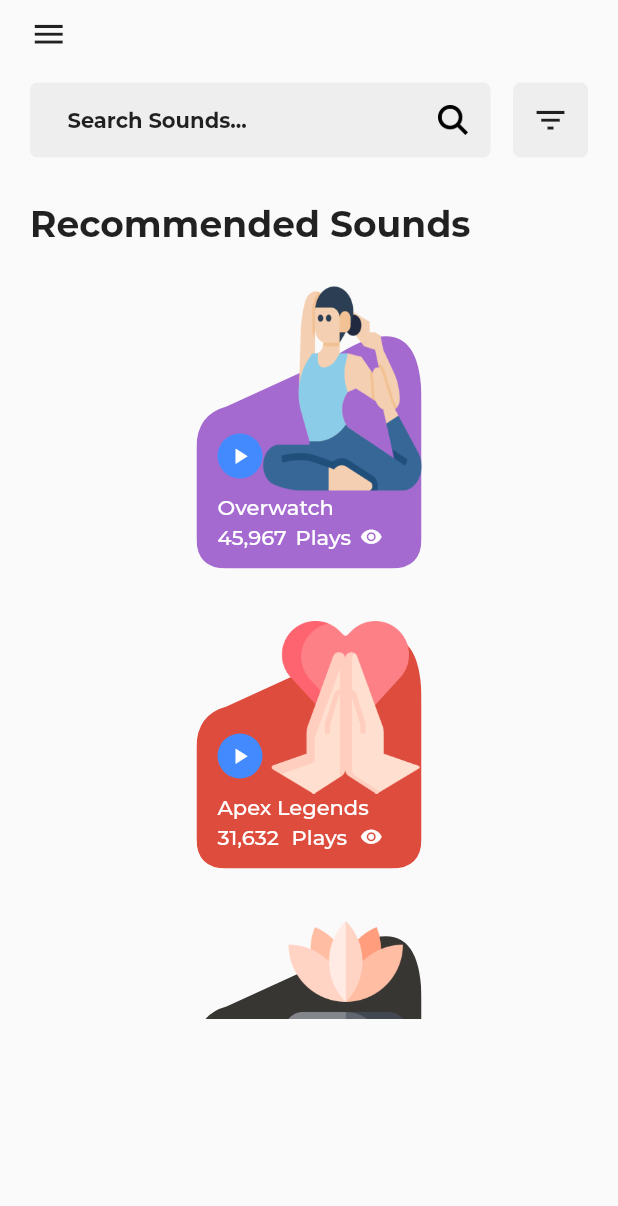
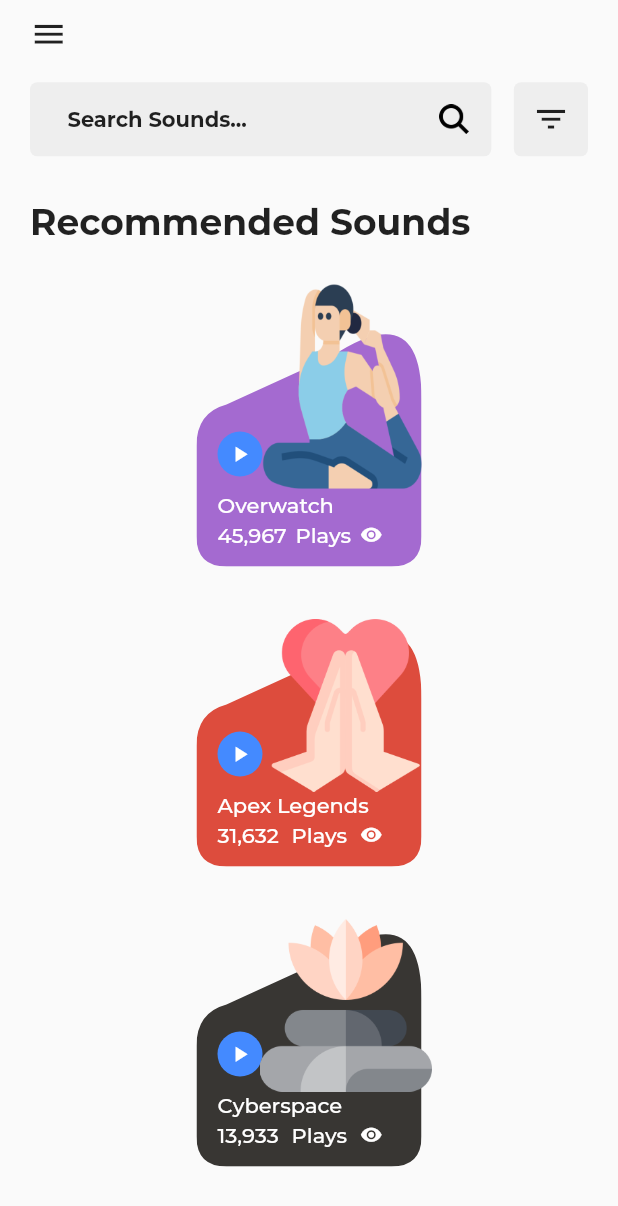
Before and after one commit to Hannibal404/Meditation, a Flutter app: the HomeScreen screen opened by its route, on a phone screen of 412 x 824 dp. Shown: the top 1206 px of the screen. Run offline on Flutter 3.47's test engine with Material 2 defaults, Android fonts, the phone set to English and light mode, and no system bars; our stand-ins replace flutter_svg; missing offline and left inert: dart:ffi; project files that could hold a hidden picture were left out.

Commit message:
Made the screen responsive

```diff
--- a/lib/screens/home.dart
+++ b/lib/screens/home.dart
@@ -1,3 +1,5 @@
+import 'dart:ffi';
+
 import 'package:flutter/material.dart';
 import 'package:flutter/painting.dart';
 import 'package:meditation/components/game.dart';
@@ -11,6 +13,7 @@ class HomeScreen extends StatefulWidget {
 class _HomeScreenState extends State<HomeScreen> {
   @override
   Widget build(BuildContext context) {
+    double height = MediaQuery.of(context).size.height;
     return Scaffold(
       body: ListView(
         children: <Widget>[
@@ -29,14 +32,14 @@ class _HomeScreenState extends State<HomeScreen> {
                   ],
                 ),
                 SizedBox(
-                  height: 20,
+                  height: height * 0.024,
                 ),
                 Row(
                   children: <Widget>[
                     Expanded(
                       child: Container(
                         padding: EdgeInsets.only(left: 25.0, right: 15.0),
-                        height: 50,
+                        height: height * 0.06,
                         width: double.infinity,
                         decoration: BoxDecoration(
                           borderRadius: BorderRadius.circular(5),
@@ -52,8 +55,8 @@ class _HomeScreenState extends State<HomeScreen> {
                               ),
                             ),
                             Image(
-                              height: 20,
-                              width: 20,
+                              height: height * 0.024,
+                              width: height * 0.024,
                               image: AssetImage('images/magnifying-glass.png'),
                             )
                           ],
@@ -64,8 +67,8 @@ class _HomeScreenState extends State<HomeScreen> {
                       width: 15,
                     ),
                     Container(
-                      height: 50,
-                      width: 50,
+                      height: height * 0.06,
+                      width: height * 0.06,
                       decoration: BoxDecoration(
                         borderRadius: BorderRadius.circular(5),
                         color: Colors.grey[200],
@@ -79,7 +82,7 @@ class _HomeScreenState extends State<HomeScreen> {
                   ],
                 ),
                 SizedBox(
-                  height: 30,
+                  height: height * 0.036,
                 ),
                 Text(
                   'Recommended Sounds',
@@ -90,10 +93,10 @@ class _HomeScreenState extends State<HomeScreen> {
                   ),
                 ),
                 SizedBox(
-                  height: 15.0,
+                  height: height * 0.018,
                 ),
                 Container(
-                  height: 500,
+                  height: height * 0.73,
                   width: double.infinity,
                   child: ListView(
                     scrollDirection: Axis.vertical,
```
Also changed, not shown: pubspec.lock.
